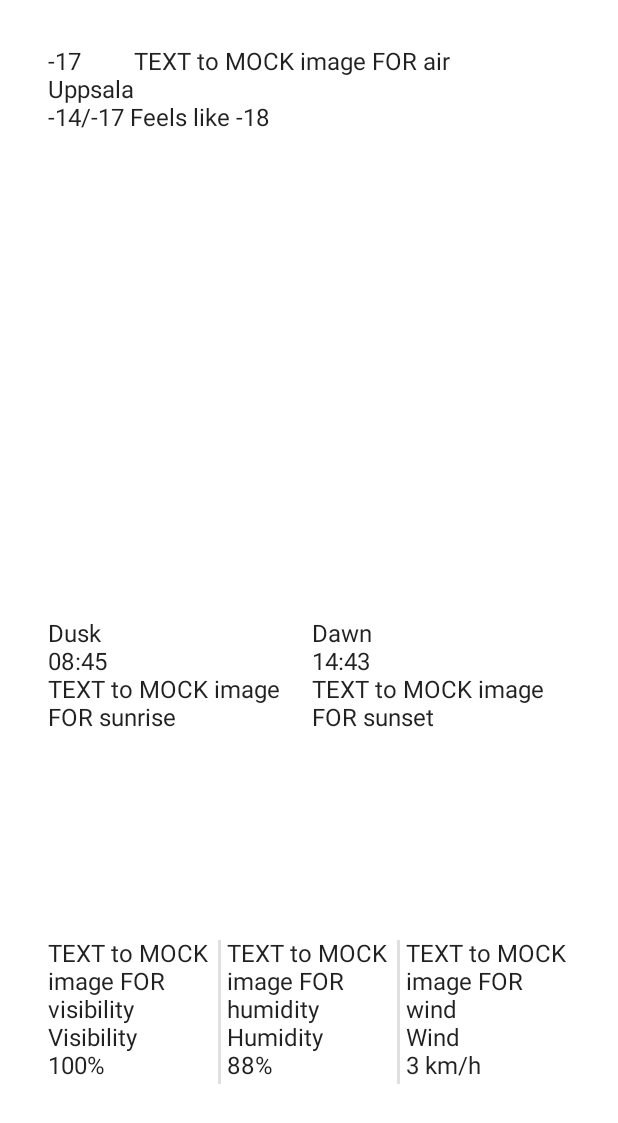
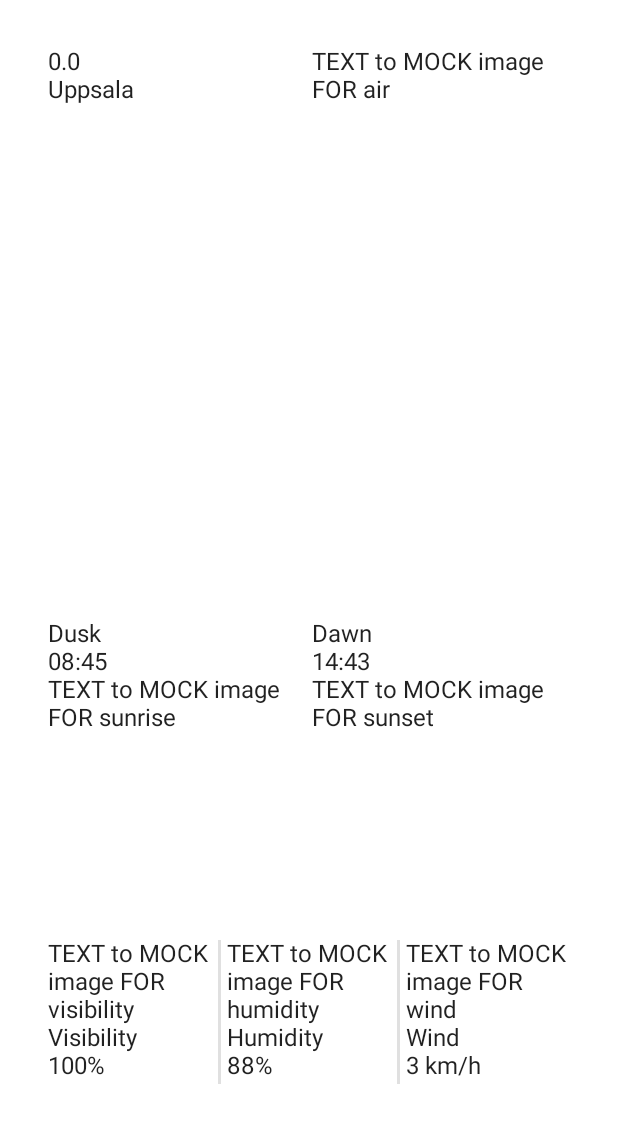
Before and after one commit to justmansam/Umbrella, an Android app built with Jetpack Compose: the screen it shows after launch (MainActivity), on a phone screen of 412 x 824 dp. Shown: the top 1123 px of the screen. Run offline under Robolectric (Android 15) with nearby library versions, the phone set to English and light mode, and no system bars; our stand-ins replace Dagger/Hilt's generated code.

Commit message:
Getting first ever temp value and showing on the screen

```diff
--- a/app/src/main/java/com/example/umbrella/MainScreen.kt
+++ b/app/src/main/java/com/example/umbrella/MainScreen.kt
@@ -6,6 +6,8 @@ import androidx.compose.foundation.verticalScroll
 import androidx.compose.material.Divider
 import androidx.compose.material.Text
 import androidx.compose.runtime.Composable
+import androidx.compose.runtime.collectAsState
+import androidx.compose.runtime.getValue
 import androidx.compose.ui.Modifier
 import androidx.compose.ui.unit.dp
 import androidx.hilt.navigation.compose.hiltViewModel
@@ -14,28 +16,10 @@ import androidx.hilt.navigation.compose.hiltViewModel
 fun MainScreen(
     viewModel: MainViewModel = hiltViewModel()
 ) {
-    /*
-    val text1 by remember {
-        mutableStateOf(viewModel.showApiCallResult().toString())
-    }
+    viewModel.showApiCallResult() //Send default place or remember (shared pref) the previous place that user selected
 
-     */
+    val curTemp by viewModel.tempr.collectAsState()
 
-    //viewModel.showApiCallResult()
-    /*
-    Column {
-        Text(text = "Selam Kankito")
-        Spacer(Modifier.size(16.dp))
-        Text(text = text1)
-        //Text(text = viewModel.temp.toString())
-    }
-
-     */
-
-
-    /**
-    LAYOUT BURADA
-     */
     Column(
         modifier = Modifier
             .padding(16.dp)
@@ -48,12 +32,17 @@ fun MainScreen(
                 .fillMaxSize()
                 .weight(.48f)
         ) {
-            Row {
-                Column {
-                    Text(text = "-17")
+            Row(modifier = Modifier.fillMaxSize()) {
+                Column(modifier = Modifier.weight(.5f)) {
+                    //Text(text = "-17")
+                    Text(text = "$curTemp")
                     Text(text = "Uppsala")
                 }
-                Text(text = "TEXT to MOCK image FOR air")
+                Spacer(Modifier.size(4.dp))
+                Text(
+                    modifier = Modifier.weight(.5f),
+                    text = "TEXT to MOCK image FOR air"
+                )
                 //Image(painter = , contentDescription = )
             }
             Text(text = "-14/-17 Feels like -18")
@@ -112,6 +101,4 @@ fun MainScreen(
             }
         }
     }
-
-
 }
--- a/app/src/main/java/com/example/umbrella/MainViewModel.kt
+++ b/app/src/main/java/com/example/umbrella/MainViewModel.kt
@@ -1,13 +1,12 @@
 package com.example.umbrella
 
 import android.util.Log
-import androidx.compose.runtime.getValue
-import androidx.compose.runtime.mutableStateOf
-import androidx.compose.runtime.setValue
 import androidx.lifecycle.ViewModel
 import androidx.lifecycle.viewModelScope
 import com.example.umbrella.api.RetrofitInstance
 import dagger.hilt.android.lifecycle.HiltViewModel
+import kotlinx.coroutines.flow.MutableStateFlow
+import kotlinx.coroutines.flow.asStateFlow
 import kotlinx.coroutines.launch
 import retrofit2.HttpException
 import java.io.IOException
@@ -16,14 +15,12 @@ import javax.inject.Inject
 @HiltViewModel
 class MainViewModel @Inject constructor() : ViewModel() {
 
-    /*
-    private val _viewState: MutableState<Double?> = mutableStateOf(null)
-    val viewState: State<Double?> = _viewState
+    private val _tempr: MutableStateFlow<Double> = MutableStateFlow(0.0)
+    val tempr = _tempr.asStateFlow() //STATE FLOW
 
-     */
-    var temp: Double by mutableStateOf(0.0)
+    //var temp: Double by mutableStateOf(0.0) //COMPOSE STATE as an alternative
 
-    fun showApiCallResult(): Double {
+    fun showApiCallResult() {
         //var temp: Double? = null
         viewModelScope.launch {
             val response = try {
@@ -38,14 +35,12 @@ class MainViewModel @Inject constructor() : ViewModel() {
             }
             if (response.isSuccessful) {
                 Log.i("RESPONSE ", response.body()!!.main.temp.toString())
-                temp = response.body()!!.main.temp
-                temp -= 272.15 //Extension func kullan
-                Log.i("RESPONSE2 ", temp.toString())
+                _tempr.value = response.body()!!.main.temp
+                _tempr.value -= 272.15 //Extension func kullanarak virgülden sonrasını kırp ve derece işareti ekle
+                Log.i("RESPONSE2 ", tempr.value.toString())
             } else {
                 Log.e("TAGGG ", "Response is not successful")
             }
         }
-        Log.i("RESPONSE3 ", temp.toString())
-        return temp
     }
 }
--- a/app/src/main/java/com/example/umbrella/api/RetrofitInstance.kt
+++ b/app/src/main/java/com/example/umbrella/api/RetrofitInstance.kt
@@ -13,6 +13,7 @@ object RetrofitInstance {
             .create(WeatherApi::class.java)
     }
 
+    // Alter. way
     /*
     private val retrofit by lazy {
         Retrofit.Builder()
--- a/app/src/main/java/com/example/umbrella/api/WeatherApi.kt
+++ b/app/src/main/java/com/example/umbrella/api/WeatherApi.kt
@@ -9,5 +9,4 @@ interface WeatherApi {
     @GET("/data/2.5/weather?q=Uppsala&appid=7d9c2f60d1047b2aaae0639fdd393995")
     suspend fun getWeather(): Response<WeatherDataItem>
 
-
 }
```
